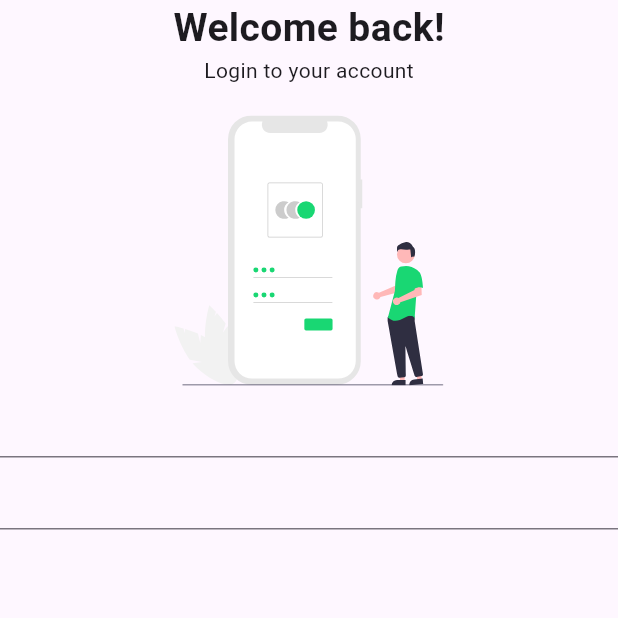
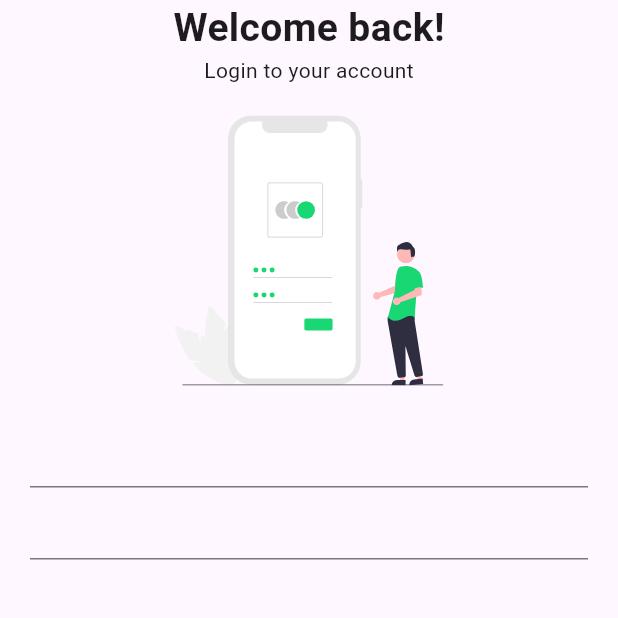
Before and after one commit to edwvilla/appcurso, a Flutter app: the screen it shows after launch, on a phone screen of 412 x 824 dp, the top half of it. Run offline on Flutter 3.47's test engine with Material 3 defaults, Android fonts, the phone set to English and light mode, and no system bars; our stand-ins replace flutter_svg.

Commit message:
added padding

```diff
--- a/lib/modules/login/login_route.dart
+++ b/lib/modules/login/login_route.dart
@@ -11,6 +11,8 @@ class LoginRoute extends StatelessWidget {
   Widget build(BuildContext context) {
     return Scaffold(
       body: SafeArea(
+        child: Padding(
+          padding: const EdgeInsets.symmetric(horizontal: 20),
           child: Column(
             children: [
               const SizedBox(width: double.infinity),
@@ -33,12 +35,16 @@ class LoginRoute extends StatelessWidget {
                 width: 180,
                 height: 180,
               ),
-
+              const SizedBox(height: 20),
               // INPUTS
 
               TextField(
                 controller: emailController,
-              decoration: InputDecoration(),
+                decoration: InputDecoration(
+                  focusedBorder: OutlineInputBorder(
+                    borderSide: BorderSide(color: Colors.greenAccent),
+                  ),
+                ),
               ),
 
               TextField(
@@ -48,6 +54,7 @@ class LoginRoute extends StatelessWidget {
             ],
           ),
         ),
+      ),
     );
   }
 }
```
Lines whose indentation alone changed are shown as unchanged.
